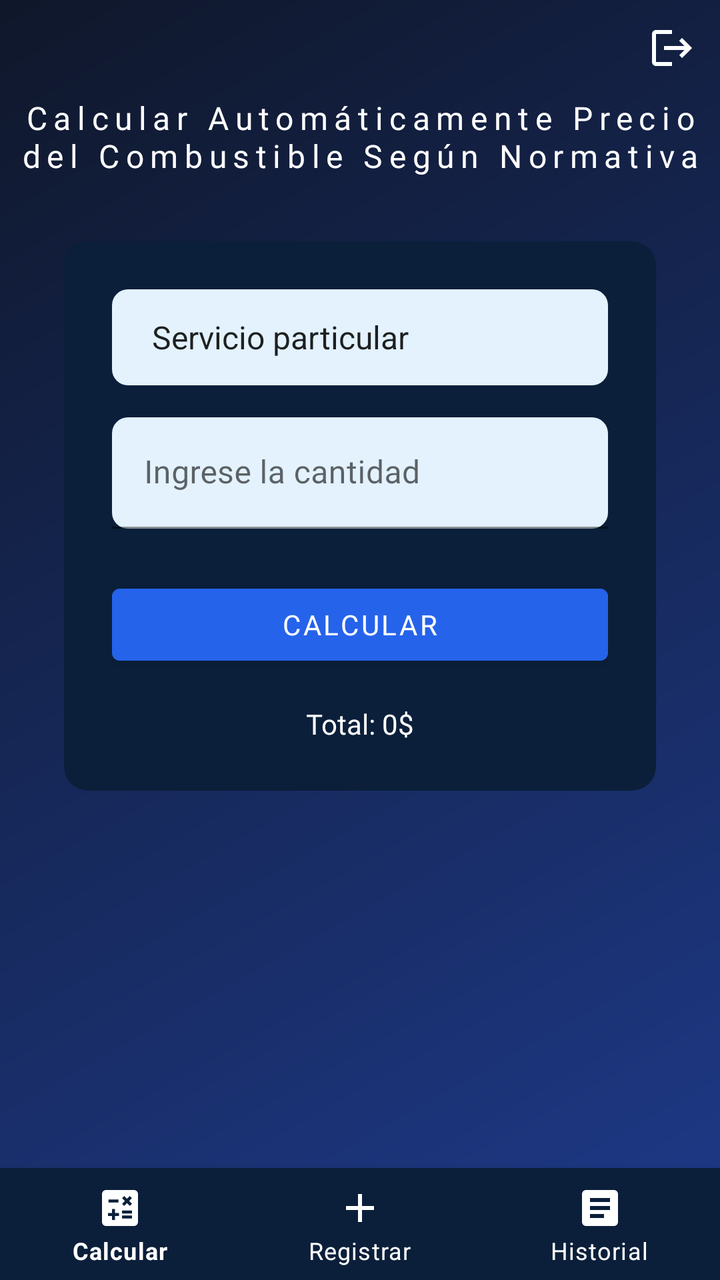
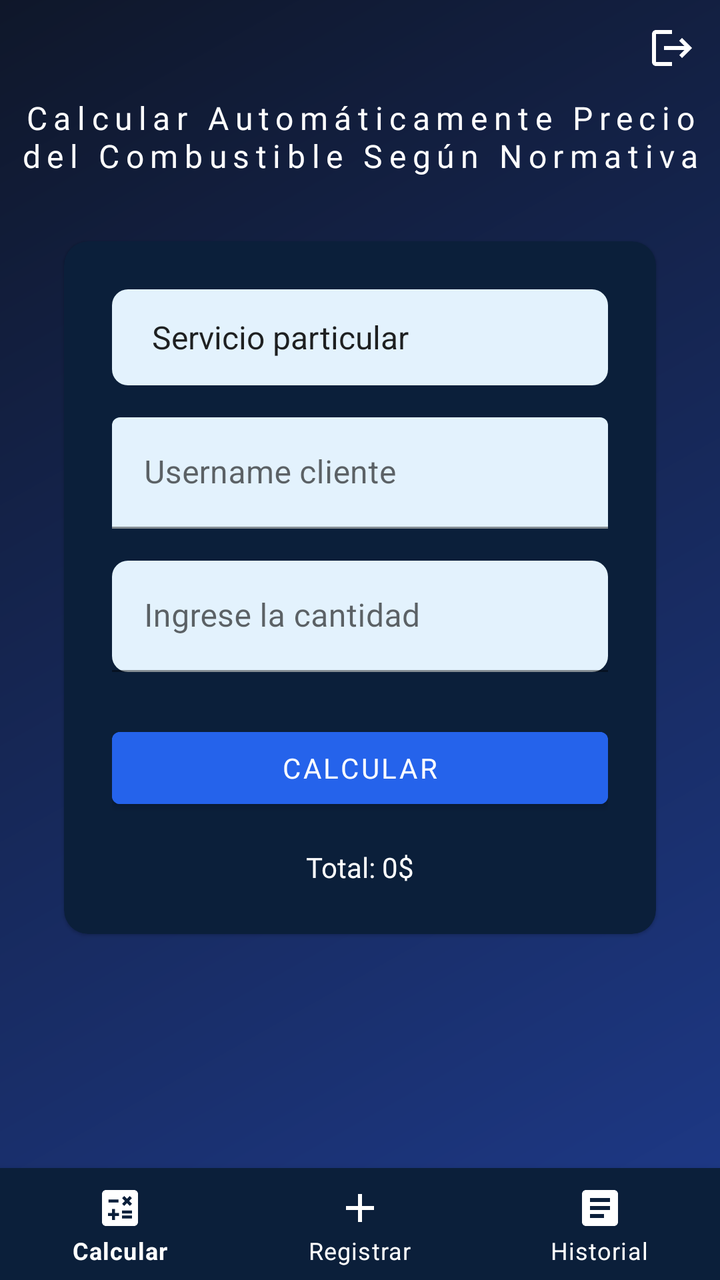

Compare the two renders of this Android layout. The source of the first and the diff that turns it into the second are given below.
<!-- AndroidManifest.xml: application theme Theme.PlataformaDeGestionDeCombustibles -->
<!-- res/layout/activity_price_calculator.xml -->
<?xml version="1.0" encoding="utf-8"?>
<androidx.constraintlayout.widget.ConstraintLayout
    xmlns:android="http://schemas.android.com/apk/res/android"
    xmlns:app="http://schemas.android.com/apk/res-auto"
    xmlns:tools="http://schemas.android.com/tools"
    android:id="@+id/main"
    android:layout_width="match_parent"
    android:layout_height="match_parent"
    android:background="@drawable/bg_gradient"
    tools:context=".ui.PriceCalculatorActivity">

    
    <ImageButton
        android:id="@+id/btnCerrarSesion"
        android:layout_width="48dp"
        android:layout_height="48dp"
        android:background="?attr/selectableItemBackgroundBorderless"
        android:contentDescription="@string/btnCerrarSesion"
        android:src="@drawable/baseline_logout_24"
        app:layout_constraintEnd_toEndOf="parent"
        app:layout_constraintTop_toTopOf="parent" />

    
    <TextView
        android:id="@+id/tituloCalcular"
        android:layout_width="wrap_content"
        android:layout_height="wrap_content"
        android:fontFamily="@font/montserrat_bold"
        android:letterSpacing="0.2"
        android:text="@string/tituloCalcular"
        android:textAlignment="center"
        android:textColor="@android:color/white"
        android:textSize="16sp"
        app:layout_constraintEnd_toEndOf="parent"
        app:layout_constraintStart_toStartOf="parent"
        app:layout_constraintTop_toBottomOf="@+id/btnCerrarSesion" />

    
    <com.google.android.material.card.MaterialCardView
        android:id="@+id/cardCalcular"
        android:layout_width="0dp"
        android:layout_height="wrap_content"
        android:layout_margin="32dp"
        android:layout_marginTop="16dp"
        app:cardBackgroundColor="@color/card_background"
        app:cardCornerRadius="12dp"
        app:layout_constraintEnd_toEndOf="parent"
        app:layout_constraintStart_toStartOf="parent"
        app:layout_constraintTop_toBottomOf="@+id/tituloCalcular">

        <LinearLayout
            android:layout_width="match_parent"
            android:layout_height="wrap_content"
            android:orientation="vertical"
            android:padding="24dp">

            
            <Spinner
                android:id="@+id/tipoVehiculo"
                android:layout_width="match_parent"
                android:layout_height="48dp"
                android:background="@drawable/spinner_bg"
                android:entries="@array/tipoVehiculo"
                android:gravity="center_vertical"
                android:paddingStart="12dp"
                android:paddingEnd="12dp"
                android:popupBackground="@android:color/white" />

            
            <com.google.android.material.textfield.TextInputLayout
                android:layout_width="match_parent"
                android:layout_height="wrap_content"
                android:layout_marginTop="16dp"
                android:fontFamily="@font/montserrat_regular"
                android:hint="@string/textoCantidad"
                app:boxBackgroundColor="@color/input_background"
                app:boxBackgroundMode="filled"
                app:boxCornerRadiusBottomEnd="8dp"
                app:boxCornerRadiusBottomStart="8dp"
                app:boxCornerRadiusTopEnd="8dp"
                app:boxCornerRadiusTopStart="8dp"
                app:boxStrokeColor="@android:color/black"
                app:hintTextColor="@android:color/black">

                <com.google.android.material.textfield.TextInputEditText
                    android:id="@+id/textoCantidad"
                    android:layout_width="match_parent"
                    android:layout_height="wrap_content"
                    android:fontFamily="@font/montserrat_regular"
                    android:inputType="number"
                    android:textColor="@android:color/black"
                    android:textColorHint="@color/black" />
            </com.google.android.material.textfield.TextInputLayout>

            
            <Button
                android:id="@+id/btnCalcular"
                android:layout_width="match_parent"
                android:layout_height="wrap_content"
                android:layout_marginTop="24dp"
                android:backgroundTint="@color/button_blue"
                android:fontFamily="@font/montserrat_regular"
                android:text="@string/btnCalcular"
                android:textColor="@android:color/white" />

            
            <TextView
                android:id="@+id/total"
                android:layout_width="wrap_content"
                android:layout_height="wrap_content"
                android:layout_marginTop="16dp"
                android:layout_gravity="center"
                android:fontFamily="@font/montserrat_bold"
                android:text="@string/total"
                android:textColor="@color/white"
                android:textSize="14sp" />

        </LinearLayout>
    </com.google.android.material.card.MaterialCardView>

    
    <androidx.recyclerview.widget.RecyclerView
        android:id="@+id/listaTransacciones"
        android:layout_width="0dp"
        android:layout_height="0dp"
        android:layout_marginStart="16dp"
        android:layout_marginTop="8dp"
        android:layout_marginEnd="16dp"
        android:layout_marginBottom="8dp"
        app:layout_constraintBottom_toTopOf="@+id/bottomNav"
        app:layout_constraintEnd_toEndOf="parent"
        app:layout_constraintStart_toStartOf="parent"
        app:layout_constraintTop_toBottomOf="@+id/cardCalcular" />

    
    <com.google.android.material.bottomnavigation.BottomNavigationView
        android:id="@+id/bottomNav"
        android:layout_width="0dp"
        android:layout_height="wrap_content"
        android:background="@color/card_background"
        app:itemIconTint="@android:color/white"
        app:itemTextColor="@android:color/white"
        app:menu="@menu/bottom_nav_menu"
        app:layout_constraintBottom_toBottomOf="parent"
        app:layout_constraintEnd_toEndOf="parent"
        app:layout_constraintStart_toStartOf="parent" />

</androidx.constraintlayout.widget.ConstraintLayout>
<!-- resources referenced by this layout -->
<resources>
  <string-array name="tipoVehiculo">
          <item>Servicio particular</item>
          <item>Oficiales</item>
          <item>Diplomáticos</item>
          <item>Camperos y Cuatrimotos</item>
      </string-array>
  <color name="black">#FF000000</color>
  <color name="button_blue">#2563EB</color>
  <color name="card_background">#0B1F3A</color>
  <color name="input_background">#E3F2FD</color>
  <color name="white">#FFFFFFFF</color>
  <!-- drawable baseline_logout_24 (drawable) -->
  <vector xmlns:android="http://schemas.android.com/apk/res/android" android:autoMirrored="true" android:height="24dp" android:tint="#FFFFFF" android:viewportHeight="24" android:viewportWidth="24" android:width="24dp">
        
      <path android:fillColor="@color/pink" android:pathData="M17,7l-1.41,1.41L18.17,11H8v2h10.17l-2.58,2.58L17,17l5,-5zM4,5h8V3H4c-1.1,0 -2,0.9 -2,2v14c0,1.1 0.9,2 2,2h8v-2H4V5z"/>
      
  </vector>
  <!-- drawable bg_gradient (drawable) -->
  <?xml version="1.0" encoding="utf-8"?>
  <shape xmlns:android="http://schemas.android.com/apk/res/android">
      <gradient xmlns:android="http://schemas.android.com/apk/res/android"
          android:startColor="@color/blue_gradient_start"
          android:endColor="@color/blue_gradient_end"
          android:angle="135"/>
  </shape>
  <!-- drawable spinner_bg (drawable) -->
  <?xml version="1.0" encoding="utf-8"?>
  <shape xmlns:android="http://schemas.android.com/apk/res/android">
      <solid android:color="@color/input_background"/>
      <corners android:radius="8dp"/>
  </shape>
  <string name="btnCalcular">Calcular</string>
  <string name="btnCerrarSesion">Cerrar Sesión</string>
  <string name="textoCantidad">Ingrese la cantidad</string>
  <string name="tituloCalcular">Calcular Automáticamente Precio del Combustible Según Normativa</string>
  <string name="total">Total: 0$</string>
  <style name="Theme.PlataformaDeGestionDeCombustibles" parent="Theme.MaterialComponents.DayNight.NoActionBar">
          
          <item name="colorPrimary">@color/purple_500</item>
          <item name="colorPrimaryVariant">@color/purple_700</item>
          <item name="colorOnPrimary">@color/white</item>
          
          <item name="colorSecondary">@color/teal_200</item>
          <item name="colorSecondaryVariant">@color/teal_700</item>
          <item name="colorOnSecondary">@color/black</item>
          
          <item name="android:statusBarColor">?attr/colorPrimaryVariant</item>
          
      </style>
  <color name="pink">#FFD500F9</color>
  <color name="blue_gradient_start">#1E3A8A</color>
  <color name="blue_gradient_end">#0F172A</color>
  <color name="purple_500">#FF6200EE</color>
  <color name="purple_700">#FF3700B3</color>
  <color name="teal_200">#FF03DAC5</color>
  <color name="teal_700">#FF018786</color>
</resources>

<!-- the commit's change to res/layout/activity_price_calculator.xml (unified diff, before → after) -->
@@ -66,6 +66,22 @@
                 android:paddingEnd="12dp"
                 android:popupBackground="@android:color/white" />
 
+            <com.google.android.material.textfield.TextInputLayout
+                android:layout_width="match_parent"
+                android:layout_height="wrap_content"
+                android:layout_marginTop="16dp"
+                android:hint="@string/usernameCliente"
+                app:boxBackgroundMode="filled"
+                app:boxBackgroundColor="@color/input_background"
+                app:boxStrokeColor="@android:color/black">
+
+                <com.google.android.material.textfield.TextInputEditText
+                    android:id="@+id/textoUsername"
+                    android:layout_width="match_parent"
+                    android:layout_height="wrap_content"
+                    android:textColor="@android:color/black"/>
+            </com.google.android.material.textfield.TextInputLayout>
+
             
             <com.google.android.material.textfield.TextInputLayout
                 android:layout_width="match_parent"
@@ -91,6 +107,7 @@
                     android:textColor="@android:color/black"
                     android:textColorHint="@color/black" />
             </com.google.android.material.textfield.TextInputLayout>
+
 
             
             <Button
<!-- resource entries referenced after the edit -->
@@ -36,6 +36,7 @@
   <string name="textoCantidad">Ingrese la cantidad</string>
   <string name="tituloCalcular">Calcular Automáticamente Precio del Combustible Según Normativa</string>
   <string name="total">Total: 0$</string>
+  <string name="usernameCliente">Username cliente</string>
   <style name="Theme.PlataformaDeGestionDeCombustibles" parent="Theme.MaterialComponents.DayNight.NoActionBar">
           
           <item name="colorPrimary">@color/purple_500</item>
